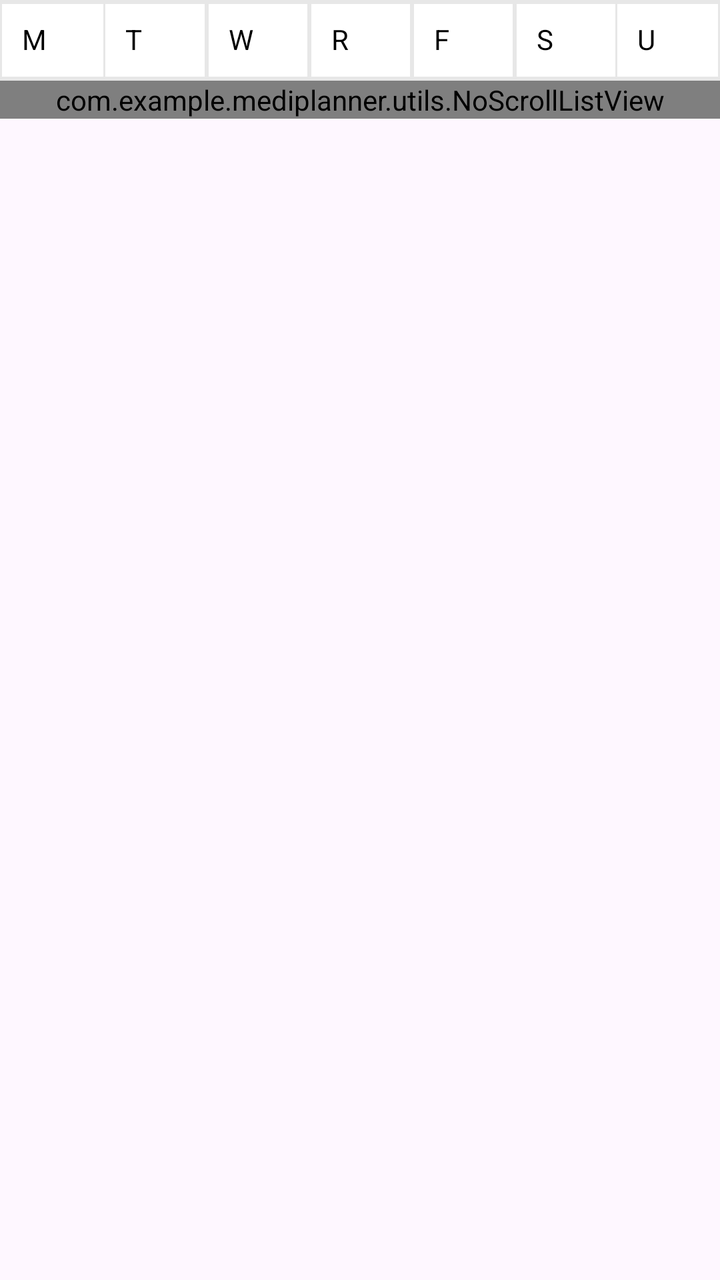
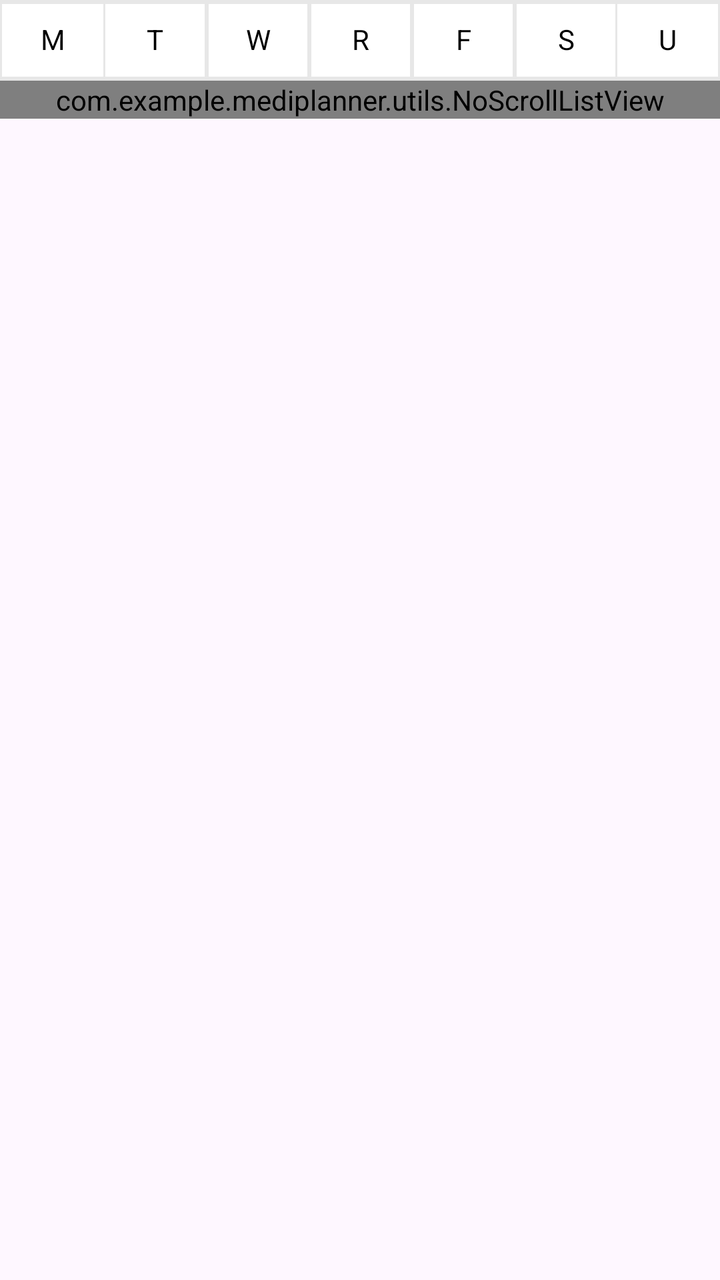

The first picture is an Android layout as it rendered before a commit; the second is the same layout after the commit. The layout source and the unified diff follow.
<!-- AndroidManifest.xml: application theme Theme.Mediplanner -->
<!-- res/layout/week_day_picker_widget.xml -->
<?xml version="1.0" encoding="utf-8"?>
<RelativeLayout xmlns:android="http://schemas.android.com/apk/res/android"
    android:layout_width="match_parent"
    android:layout_height="wrap_content">

    <LinearLayout
        android:id="@+id/weekDayButtons"
        android:layout_width="match_parent"
        android:layout_height="wrap_content"
        android:background="@color/light_grey"
        android:orientation="horizontal">

        <TextView
            android:id="@+id/mondayButton"
            android:layout_width="match_parent"
            android:layout_height="wrap_content"
            android:layout_marginHorizontal="1dp"
            android:layout_marginVertical="2dp"
            android:layout_marginStart="1dp"
            android:layout_weight="1"
            android:background="@drawable/list_selected_item_bg"
            android:clickable="true"
            android:contextClickable="false"
            android:defaultFocusHighlightEnabled="false"
            android:includeFontPadding="false"
            android:padding="10dp"
            android:singleLine="true"
            android:text="@string/monday"
            android:textColor="@color/black" />

        <TextView
            android:id="@+id/tuesdayButton"
            android:layout_width="match_parent"
            android:layout_height="wrap_content"
            android:layout_alignBaseline="@id/mondayButton"
            android:layout_marginHorizontal="1dp"
            android:layout_marginVertical="2dp"
            android:layout_weight="1"
            android:background="@drawable/list_selected_item_bg"
            android:clickable="true"
            android:contextClickable="false"
            android:defaultFocusHighlightEnabled="false"
            android:includeFontPadding="false"
            android:padding="10dp"
            android:singleLine="true"
            android:text="@string/tuesday"
            android:textColor="@color/black" />

        <TextView
            android:id="@+id/wednesdayButton"
            android:layout_width="match_parent"
            android:layout_height="wrap_content"
            android:layout_alignBaseline="@id/tuesdayButton"
            android:layout_marginHorizontal="1dp"
            android:layout_marginVertical="2dp"
            android:layout_weight="1"
            android:background="@drawable/list_selected_item_bg"
            android:clickable="true"
            android:contextClickable="false"
            android:defaultFocusHighlightEnabled="false"
            android:includeFontPadding="false"
            android:padding="10dp"
            android:singleLine="true"
            android:text="@string/wednesday"
            android:textColor="@color/black" />

        <TextView
            android:id="@+id/thursdayButton"
            android:layout_width="match_parent"
            android:layout_height="wrap_content"
            android:layout_alignBaseline="@id/wednesdayButton"
            android:layout_marginHorizontal="1dp"
            android:layout_marginVertical="2dp"
            android:layout_weight="1"
            android:background="@drawable/list_selected_item_bg"
            android:clickable="true"
            android:contextClickable="false"
            android:defaultFocusHighlightEnabled="false"
            android:includeFontPadding="false"
            android:padding="10dp"
            android:singleLine="true"
            android:text="@string/thursday"
            android:textColor="@color/black" />

        <TextView
            android:id="@+id/fridayButton"
            android:layout_width="match_parent"
            android:layout_height="wrap_content"
            android:layout_alignBaseline="@id/thursdayButton"
            android:layout_marginHorizontal="1dp"
            android:layout_marginVertical="2dp"
            android:layout_weight="1"
            android:background="@drawable/list_selected_item_bg"
            android:clickable="true"
            android:contextClickable="false"
            android:defaultFocusHighlightEnabled="false"
            android:includeFontPadding="false"
            android:padding="10dp"
            android:singleLine="true"
            android:text="@string/friday"
            android:textColor="@color/black" />

        <TextView
            android:id="@+id/saturdayButton"
            android:layout_width="match_parent"
            android:layout_height="wrap_content"
            android:layout_alignBaseline="@id/fridayButton"
            android:layout_marginHorizontal="1dp"
            android:layout_marginVertical="2dp"
            android:layout_weight="1"
            android:background="@drawable/list_selected_item_bg"
            android:clickable="true"
            android:contextClickable="false"
            android:defaultFocusHighlightEnabled="false"
            android:includeFontPadding="false"
            android:padding="10dp"
            android:singleLine="true"
            android:text="@string/saturday"
            android:textColor="@color/black" />

        <TextView
            android:id="@+id/sundayButton"
            android:layout_width="match_parent"
            android:layout_height="wrap_content"
            android:layout_alignBaseline="@id/saturdayButton"
            android:layout_marginHorizontal="1dp"
            android:layout_marginVertical="2dp"
            android:layout_marginEnd="1dp"
            android:layout_weight="1"
            android:background="@drawable/list_selected_item_bg"
            android:clickable="true"
            android:contextClickable="false"
            android:defaultFocusHighlightEnabled="false"
            android:includeFontPadding="false"
            android:padding="10dp"
            android:singleLine="true"
            android:text="@string/sunday"
            android:textColor="@color/black" />
    </LinearLayout>

    <com.example.mediplanner.utils.NoScrollListView
        android:id="@+id/hoursListWeekly"
        android:layout_width="match_parent"
        android:layout_height="wrap_content"
        android:layout_below="@id/weekDayButtons"
        android:layout_alignEnd="@id/weekDayButtons" />

</RelativeLayout>
<!-- resources referenced by this layout -->
<resources>
  <color name="black">#FF000000</color>
  <color name="light_grey">#E7E7E7</color>
  <!-- drawable list_selected_item_bg (drawable) -->
  <?xml version="1.0" encoding="utf-8"?>
  <selector xmlns:android="http://schemas.android.com/apk/res/android">
      <item android:drawable="@color/selectionBackground" android:state_activated="true" />
      <item android:drawable="@color/cardview_light_background" />
  </selector>
  <string name="friday">F</string>
  <string name="monday">M</string>
  <string name="saturday">S</string>
  <string name="sunday">U</string>
  <string name="thursday">R</string>
  <string name="tuesday">T</string>
  <string name="wednesday">W</string>
  <style name="Theme.Mediplanner" parent="Base.Theme.Mediplanner" />
  <color name="selectionBackground">#9F98B3</color>
  <style name="Base.Theme.Mediplanner" parent="Theme.Material3.DayNight.NoActionBar">
          
          
          <item name="android:activatedBackgroundIndicator">@color/selectionBackground</item>
          
      </style>
</resources>

<!-- the commit's change to res/layout/week_day_picker_widget.xml (unified diff, before → after) -->
@@ -22,6 +22,7 @@
             android:clickable="true"
             android:contextClickable="false"
             android:defaultFocusHighlightEnabled="false"
+            android:gravity="center"
             android:includeFontPadding="false"
             android:padding="10dp"
             android:singleLine="true"
@@ -40,6 +41,7 @@
             android:clickable="true"
             android:contextClickable="false"
             android:defaultFocusHighlightEnabled="false"
+            android:gravity="center"
             android:includeFontPadding="false"
             android:padding="10dp"
             android:singleLine="true"
@@ -58,6 +60,7 @@
             android:clickable="true"
             android:contextClickable="false"
             android:defaultFocusHighlightEnabled="false"
+            android:gravity="center"
             android:includeFontPadding="false"
             android:padding="10dp"
             android:singleLine="true"
@@ -76,6 +79,7 @@
             android:clickable="true"
             android:contextClickable="false"
             android:defaultFocusHighlightEnabled="false"
+            android:gravity="center"
             android:includeFontPadding="false"
             android:padding="10dp"
             android:singleLine="true"
@@ -94,6 +98,7 @@
             android:clickable="true"
             android:contextClickable="false"
             android:defaultFocusHighlightEnabled="false"
+            android:gravity="center"
             android:includeFontPadding="false"
             android:padding="10dp"
             android:singleLine="true"
@@ -112,6 +117,7 @@
             android:clickable="true"
             android:contextClickable="false"
             android:defaultFocusHighlightEnabled="false"
+            android:gravity="center"
             android:includeFontPadding="false"
             android:padding="10dp"
             android:singleLine="true"
@@ -131,6 +137,7 @@
             android:clickable="true"
             android:contextClickable="false"
             android:defaultFocusHighlightEnabled="false"
+            android:gravity="center"
             android:includeFontPadding="false"
             android:padding="10dp"
             android:singleLine="true"
